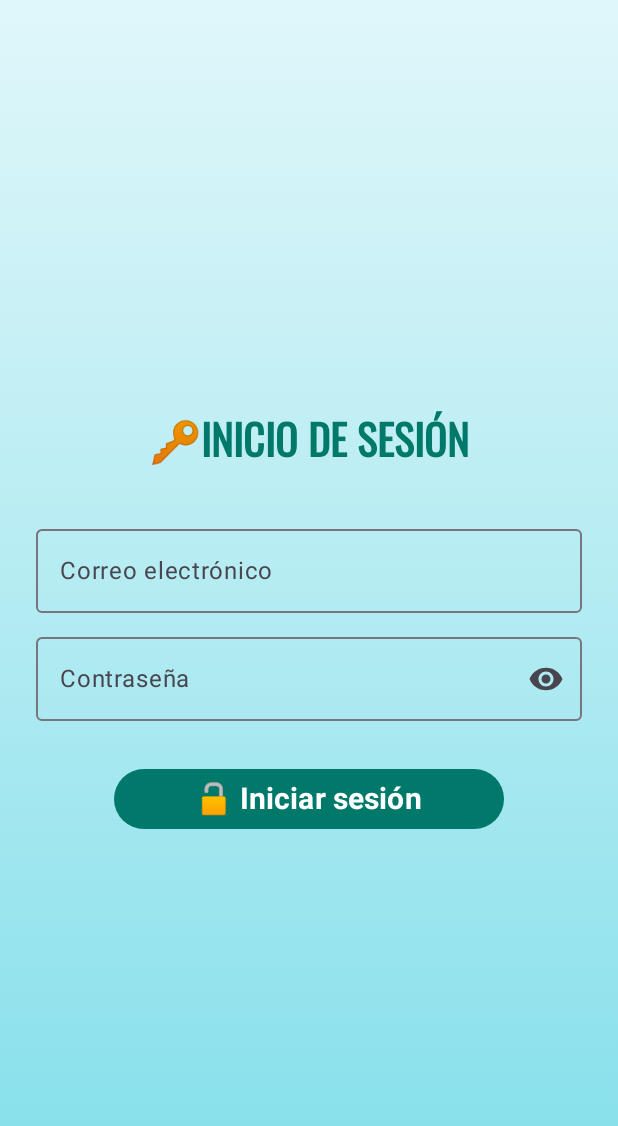
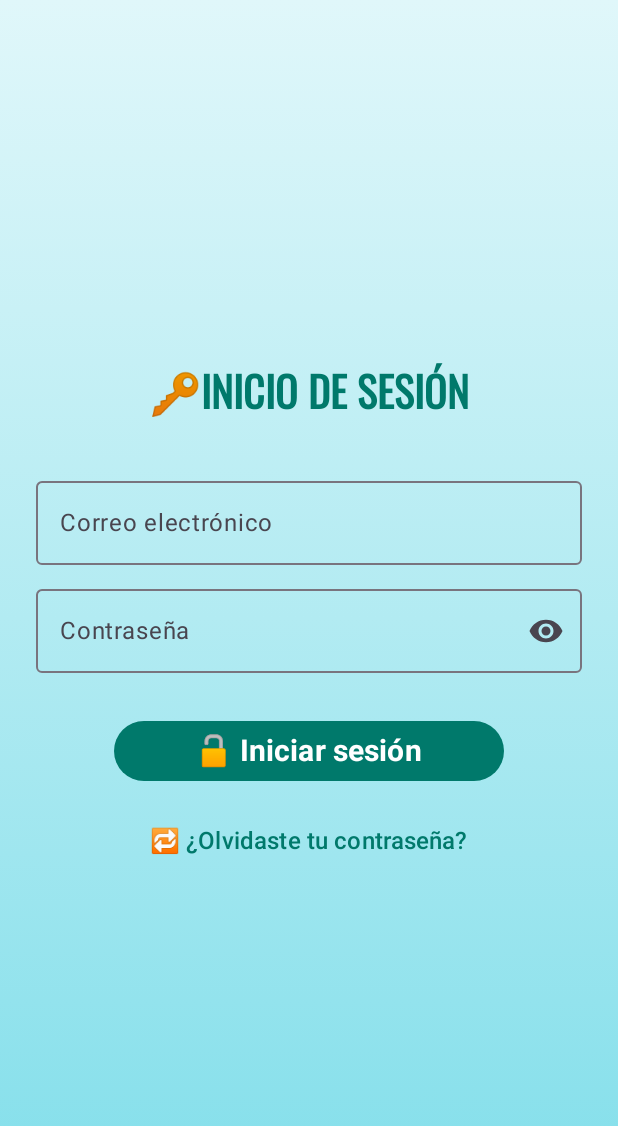
Before and after one commit to manzanopachon/StockWiseRepo, an Android app built with Jetpack Compose: the screen it shows after launch (MainActivity), after a tap on "👨‍🍳", on a phone screen of 412 x 824 dp. Shown: the top 1126 px of the screen. Run offline under Robolectric (Android 15) with nearby library versions, the phone set to English and light mode, and no system bars; Roboto replaces fonts that are not available here.

Commit message:
restablacer pass

```diff
--- a/ANDROID/StockWise/app/src/main/java/com/mauricio/stockwise/screens/LoginScreen.kt
+++ b/ANDROID/StockWise/app/src/main/java/com/mauricio/stockwise/screens/LoginScreen.kt
@@ -180,6 +180,20 @@ fun LoginScreen(navController: NavController) {
                     fontWeight = FontWeight.Bold
                 )
             }
+            TextButton(
+                onClick = {
+                    navController.navigate("restablecerContrasena")
+                },
+                modifier = Modifier
+                    .padding(top = 16.dp)
+            ) {
+                Text(
+                    text = "🔁 ¿Olvidaste tu contraseña?",
+                    color = Color(0xFF00796B),
+                    fontSize = 16.sp,
+                    fontWeight = FontWeight.SemiBold
+                )
+            }
         }
     }
 }
--- a/ANDROID/StockWise/app/src/main/java/com/mauricio/stockwise/service/ApiService.kt
+++ b/ANDROID/StockWise/app/src/main/java/com/mauricio/stockwise/service/ApiService.kt
@@ -168,4 +168,10 @@ interface ApiService {
     @POST("api/llamadas/atender/{id}")
     suspend fun marcarLlamadaComoAtendida(@Path("id") id: Long): Void
 
+    //RESTABLECER CONTRASENA
+
+    @POST("api/auth/forgot-password")
+    suspend fun solicitarResetPassword(@Query("correo") correo: String): retrofit2.Response<Void>
+
+
 }
--- a/ANDROID/StockWise/app/src/main/java/com/mauricio/stockwise/service/MainActivity.kt
+++ b/ANDROID/StockWise/app/src/main/java/com/mauricio/stockwise/service/MainActivity.kt
@@ -61,6 +61,10 @@ class MainActivity : ComponentActivity() {
 
                         composable("login") {
                             LoginScreen(navController = navController)
+                        }
+
+                        composable("restablecerContrasena") {
+                            RestablecerContrasenaScreen(navController)
                         }
 
                         composable("verificarCodigo/{empleadoId}/{nombreEmpleado}/{restauranteId}") {
```
Also changed, not shown: ANDROID/StockWise/app/src/main/java/com/mauricio/stockwise/screens/RestablecerContrasenaScreen.kt (added, +106 -0 lines).
